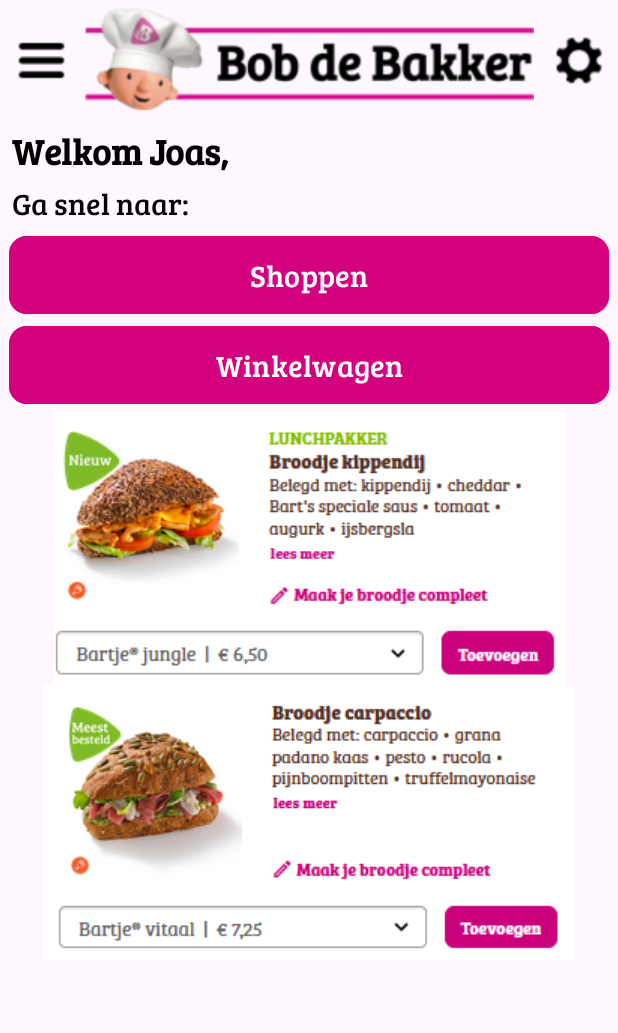
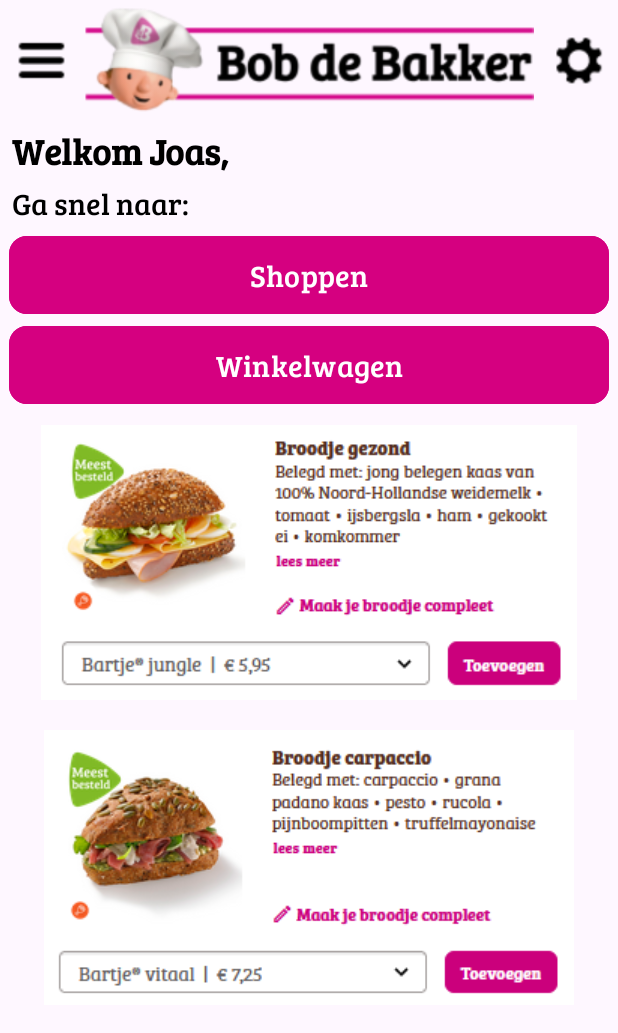
Before and after one commit to Bocchigger/Bobdebakker, an Android app: the screen it shows after launch (MainActivity), on a phone screen of 412 x 824 dp. Shown: the top 1033 px of the screen. Run offline under Robolectric (Android 15) with nearby library versions, the phone set to English and light mode, and no system bars.

Commit message:
Nog steeds bezig met v0.1a

```diff
--- a/app/src/main/AndroidManifest.xml
+++ b/app/src/main/AndroidManifest.xml
@@ -7,7 +7,7 @@
         android:dataExtractionRules="@xml/data_extraction_rules"
         android:fullBackupContent="@xml/backup_rules"
         android:icon="@drawable/logobobdebakker"
-        android:label="@string/app_name"
+        android:label="@string/the_name"
         android:roundIcon="@drawable/logobobdebakker"
         android:supportsRtl="true"
         android:theme="@style/Theme.BobDeBakkerMainFase1"
--- a/app/src/main/res/layout/activity_main.xml
+++ b/app/src/main/res/layout/activity_main.xml
@@ -124,29 +124,31 @@
 
     <androidx.constraintlayout.widget.ConstraintLayout
         android:id="@+id/Shoppen"
-        android:layout_width="412dp"
-        android:layout_height="0dp"
+        android:layout_width="match_parent"
+        android:layout_height="wrap_content"
         app:layout_constraintEnd_toEndOf="parent"
         app:layout_constraintStart_toStartOf="parent"
-        app:layout_constraintTop_toBottomOf="@+id/Subheader" >
+        app:layout_constraintTop_toBottomOf="@+id/Subheader">
 
-        <ImageView
+        <ImageButton
+            android:id="@+id/heelgezondtrust"
+            android:layout_width="wrap_content"
+            android:layout_height="wrap_content"
+            android:backgroundTint="#00FFFFFF"
+            app:layout_constraintEnd_toEndOf="parent"
+            app:layout_constraintStart_toStartOf="parent"
+            app:layout_constraintTop_toTopOf="parent"
+            app:srcCompat="@drawable/broodjegezondding" />
+
+        <ImageButton
             android:id="@+id/carpaccio"
             android:layout_width="wrap_content"
             android:layout_height="wrap_content"
+            android:backgroundTint="#00FFFFFF"
             app:layout_constraintEnd_toEndOf="parent"
             app:layout_constraintStart_toStartOf="parent"
-            app:layout_constraintTop_toBottomOf="@+id/kippendij"
+            app:layout_constraintTop_toBottomOf="@+id/heelgezondtrust"
             app:srcCompat="@drawable/broodjecarpaccioding" />
-
-        <ImageView
-            android:id="@+id/kippendij"
-            android:layout_width="wrap_content"
-            android:layout_height="wrap_content"
-            app:layout_constraintEnd_toEndOf="parent"
-            app:layout_constraintStart_toStartOf="parent"
-            app:layout_constraintTop_toTopOf="parent"
-            app:srcCompat="@drawable/broodjekippendijding" />
 
     </androidx.constraintlayout.widget.ConstraintLayout>
 
--- a/app/src/main/res/layout/activity_winkelwagen.xml
+++ b/app/src/main/res/layout/activity_winkelwagen.xml
@@ -8,7 +8,7 @@
     android:background="#FFFFFF"
     tools:context=".Winkelwagen">
 
-    <ImageView
+    <ImageButton
         android:id="@+id/exitWinkelwagen"
         android:layout_width="20dp"
         android:layout_height="20dp"
@@ -16,7 +16,7 @@
         android:layout_marginEnd="16dp"
         app:layout_constraintEnd_toEndOf="parent"
         app:layout_constraintTop_toTopOf="parent"
-        app:srcCompat="@drawable/x" />
+        tools:src="@drawable/x" />
 
     <TextView
         android:id="@+id/titleWinkelwagen"
--- a/app/src/main/res/values/strings.xml
+++ b/app/src/main/res/values/strings.xml
@@ -1,3 +1,4 @@
 <resources>
     <string name="app_name">Bob de bakker main fase 1</string>
+    <string name="the_name">Bob de Bakker</string>
 </resources>
```
Also changed, not shown: app/src/main/java/com/example/bobdebakkermainfase1/MainActivity.kt (+42 -1 lines).
